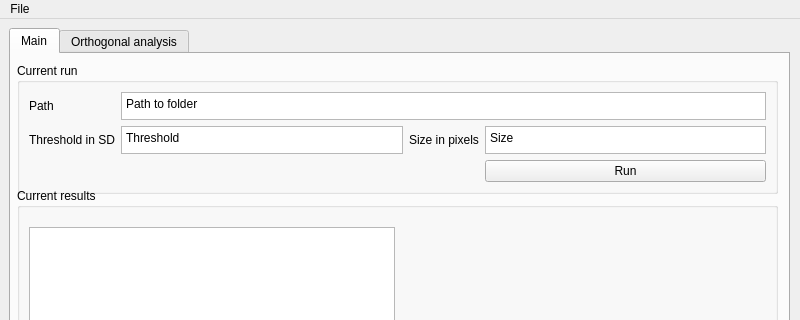
Above: form.ui from zengjiexia/ACT before the change; both pictures show x 0 to 800 and y 0 to 320 of the 800 by 600 pixel window. Below: the same form after it.
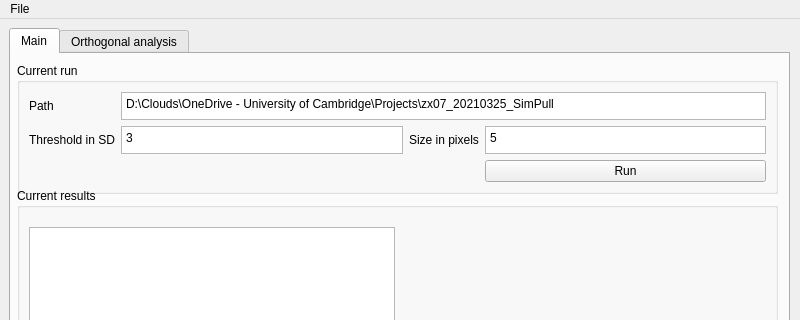
That is the form after the change. Custom widgets are drawn as their Qt base class.

Patch:
```diff
--- a/form.ui
+++ b/form.ui
@@ -85,14 +85,14 @@
        <item row="0" column="3" colspan="3">
         <widget class="QPlainTextEdit" name="main_pathEntry">
          <property name="plainText">
-          <string>Path to folder</string>
+          <string>D:\Clouds\OneDrive - University of Cambridge\Projects\zx07_20210325_SimPull</string>
          </property>
         </widget>
        </item>
        <item row="1" column="5">
         <widget class="QPlainTextEdit" name="main_sizeEntry">
          <property name="plainText">
-          <string>Size</string>
+          <string>5</string>
          </property>
         </widget>
        </item>
@@ -133,7 +133,7 @@
        <item row="1" column="3">
         <widget class="QPlainTextEdit" name="main_thresholdEntry">
          <property name="plainText">
-          <string>Threshold</string>
+          <string>3</string>
          </property>
         </widget>
        </item>
```
Left out of the diff: 2 changed lines with no effect on the pictures.
